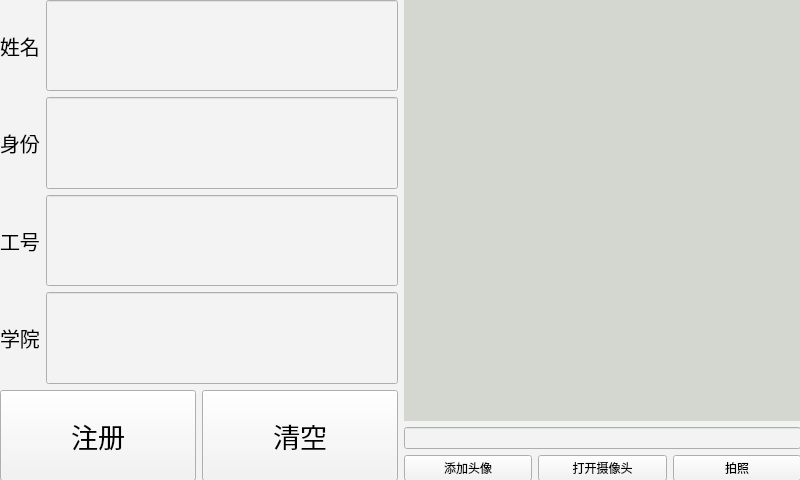
Old version of the form linux/src/FaceAttendence/register.ui in the repository hiHjy/-OfficeMate.
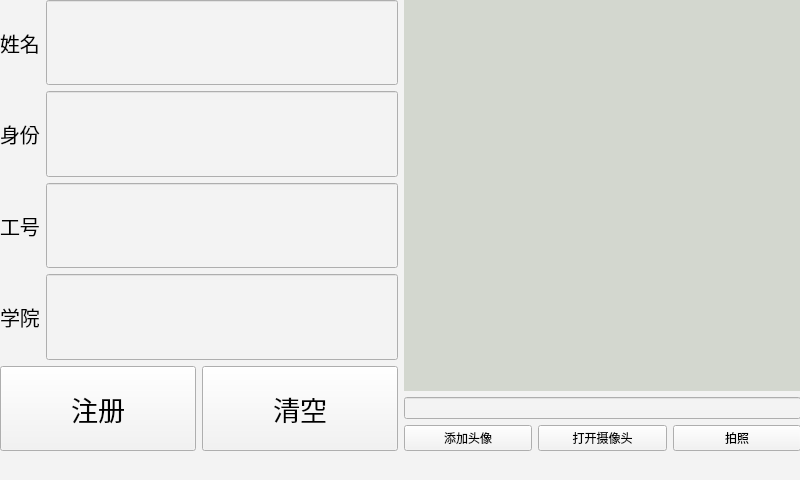
New version of the form.

What changed in the file:
```diff
--- a/linux/src/FaceAttendence/register.ui
+++ b/linux/src/FaceAttendence/register.ui
@@ -19,13 +19,13 @@
   <property name="styleSheet">
    <string notr="true">background-color: rgb(243, 243, 243);</string>
   </property>
-  <widget class="QWidget" name="">
+  <widget class="QWidget" name="layoutWidget">
    <property name="geometry">
     <rect>
      <x>0</x>
      <y>0</y>
      <width>801</width>
-     <height>481</height>
+     <height>451</height>
     </rect>
    </property>
    <layout class="QHBoxLayout" name="horizontalLayout_3">
```
